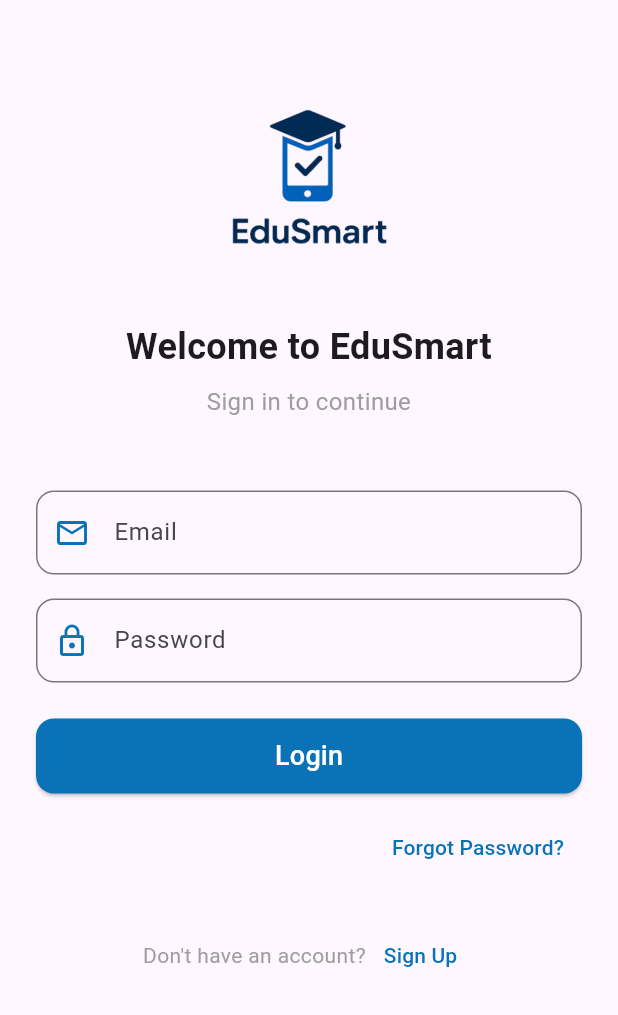
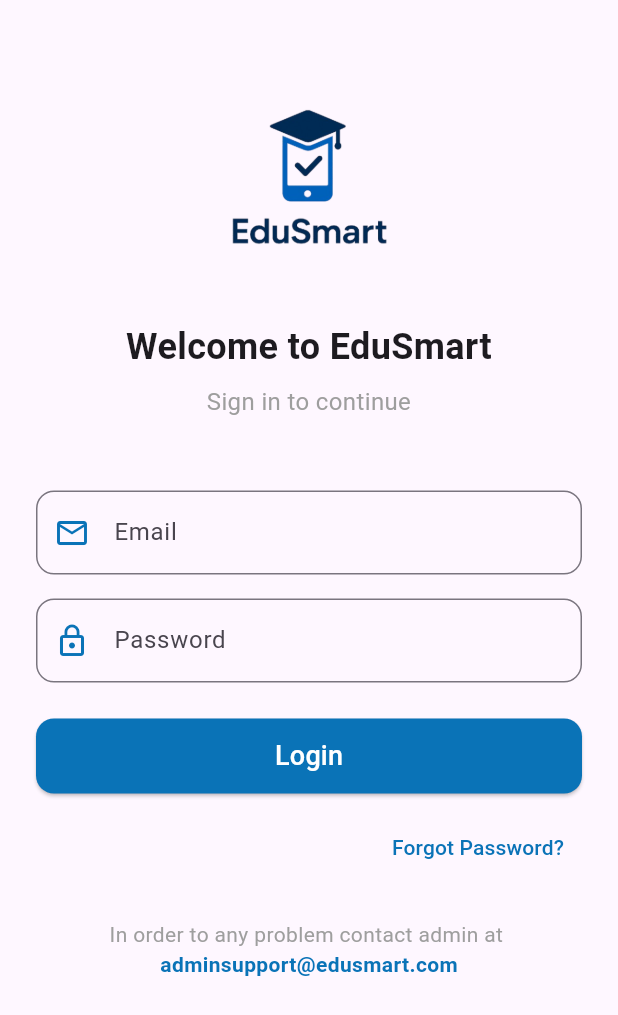
Before and after one commit to aabdulrafay/EduSmart, a Flutter app: the screen it shows after launch, on a phone screen of 412 x 824 dp. Shown: the top 1015 px of the screen. Run offline on Flutter 3.47's test engine with Material 3 defaults, Android fonts, the phone set to English and light mode, and no system bars.

Commit message:
Update login_screen.dart

```diff
--- a/lib/login_screen.dart
+++ b/lib/login_screen.dart
@@ -12,7 +12,7 @@ class LoginScreen extends StatefulWidget {
 
 class _LoginScreenState extends State<LoginScreen> {
   // 1. Controllers to read text from input fields
-  final TextEditingController _emailController = TextEditingController();
+  final TextEditingController _emailController = TextEditingController(  );
   final TextEditingController _passwordController = TextEditingController();
 
   @override
@@ -40,7 +40,7 @@ class _LoginScreenState extends State<LoginScreen> {
       );
     }
     else if (email == 'student' && password == 'student') {
-      // Student login
+      // On success, navigate to the Student Dashboard
       Navigator.of(context).pushReplacement(
         MaterialPageRoute(builder: (context) => const StudentDashboardScreen()),
       );
@@ -91,7 +91,12 @@ class _LoginScreenState extends State<LoginScreen> {
                     labelText: 'Email',
                     prefixIcon: Icon(Icons.email_outlined, color: primaryColor),
                     border: OutlineInputBorder(borderRadius: BorderRadius.circular(12.0)),
+                    focusedBorder: OutlineInputBorder(
+                      borderRadius: BorderRadius.circular(12.0),
+                      borderSide: const BorderSide(color: primaryColor, width: 2.0
+                    )
                   ),
+                ),
                 ),
                 const SizedBox(height: 16.0),
 
@@ -103,7 +108,12 @@ class _LoginScreenState extends State<LoginScreen> {
                     labelText: 'Password',
                     prefixIcon: Icon(Icons.lock_outline, color: primaryColor),
                     border: OutlineInputBorder(borderRadius: BorderRadius.circular(12.0)),
+                    focusedBorder: OutlineInputBorder(
+                      borderRadius: BorderRadius.circular(12.0),
+                      borderSide: const BorderSide(color: primaryColor, width: 2.0
+                    )
                   ),
+                ),
                 ),
                 const SizedBox(height: 24.0),
 
@@ -125,12 +135,25 @@ class _LoginScreenState extends State<LoginScreen> {
                       child: const Text('Forgot Password?', style: TextStyle(color: primaryColor))),
                 ),
                 const SizedBox(height: 24.0),
-
-                Row(
-                  mainAxisAlignment: MainAxisAlignment.center,
+                Wrap(
+                  alignment: WrapAlignment.center,
                   children: [
-                    const Text("Don't have an account?", style: TextStyle(color: Colors.grey)),
-                    TextButton(onPressed: () {}, child: const Text('Sign Up', style: TextStyle(color: primaryColor))),
+                    const Text(
+                      "In order to any problem contact admin at ",
+                      style: TextStyle(color: Colors.grey),
+                    ),
+                    GestureDetector(
+                      onTap: () {
+                        // Handle email tap, e.g., open email app
+                      },
+                      child: const Text(
+                        "adminsupport@edusmart.com",
+                        style: TextStyle(
+                          color: Color(0xFF0A73B7),
+                          fontWeight: FontWeight.bold,
+                        ),
+                      ),
+                    ),
                   ],
                 ),
               ],
```
